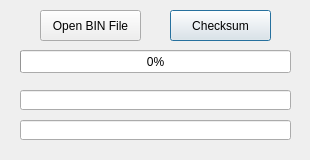
Zalafina/QChecksumer, file QChecksumer/checksumermain.ui: the form before one commit.
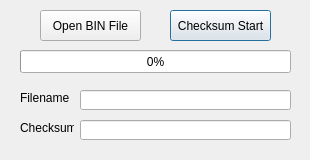
The form after the commit.

Commit message: Add Label for filename & checksum.

Diff of the .ui file:
```diff
--- a/QChecksumer/checksumermain.ui
+++ b/QChecksumer/checksumermain.ui
@@ -51,9 +51,9 @@
   <widget class="QLineEdit" name="filenameDisplay">
    <property name="geometry">
     <rect>
-     <x>20</x>
+     <x>80</x>
      <y>90</y>
-     <width>271</width>
+     <width>211</width>
      <height>20</height>
     </rect>
    </property>
@@ -67,9 +67,9 @@
   <widget class="QLineEdit" name="checksumDisplay">
    <property name="geometry">
     <rect>
-     <x>20</x>
+     <x>80</x>
      <y>120</y>
-     <width>271</width>
+     <width>211</width>
      <height>20</height>
     </rect>
    </property>
@@ -87,12 +87,38 @@
     </rect>
    </property>
    <property name="text">
-    <string>Checksum</string>
+    <string>Checksum Start</string>
    </property>
    <property name="default">
     <bool>true</bool>
    </property>
   </widget>
+  <widget class="QLabel" name="filenameLabel">
+   <property name="geometry">
+    <rect>
+     <x>20</x>
+     <y>90</y>
+     <width>54</width>
+     <height>16</height>
+    </rect>
+   </property>
+   <property name="text">
+    <string>Filename</string>
+   </property>
+  </widget>
+  <widget class="QLabel" name="checksumLabel">
+   <property name="geometry">
+    <rect>
+     <x>20</x>
+     <y>120</y>
+     <width>54</width>
+     <height>16</height>
+    </rect>
+   </property>
+   <property name="text">
+    <string>Checksum</string>
+   </property>
+  </widget>
  </widget>
  <layoutdefault spacing="6" margin="11"/>
  <resources/>
```
The commit also changes 2 other files.
